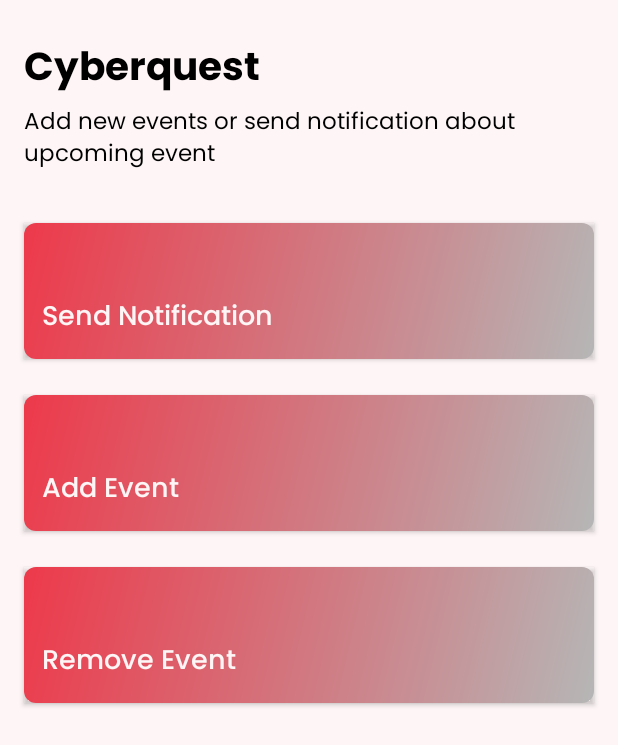
After one commit to 334Dev/LiteLo, an Android app: the AdminActivity screen opened directly, with no data from a screen before it, on a phone screen of 412 x 824 dp. The commit adds this screen. Shown: the top 745 px of the screen. Run offline under Robolectric (Android 15) with nearby library versions, the phone set to English and light mode, and no system bars; our stand-ins replace Volley, sdp/ssp sizes.

Commit message:
Admin activity added

```diff
--- a/app/build.gradle
+++ b/app/build.gradle
@@ -66,6 +66,7 @@ dependencies {
     implementation 'androidx.lifecycle:lifecycle-viewmodel-ktx:2.2.0'
     implementation 'com.google.firebase:firebase-dynamic-links:19.1.1'
     implementation 'com.google.firebase:firebase-core:17.2.0'
+    implementation 'com.android.volley:volley:1.2.0'
 
     testImplementation 'junit:junit:4.12'
     implementation 'com.hbb20:ccp:2.4.0'
--- /dev/null
+++ b/app/src/main/res/layout/activity_admin.xml
@@ -0,0 +1,135 @@
+<?xml version="1.0" encoding="utf-8"?>
+<androidx.constraintlayout.widget.ConstraintLayout xmlns:android="http://schemas.android.com/apk/res/android"
+    xmlns:app="http://schemas.android.com/apk/res-auto"
+    xmlns:tools="http://schemas.android.com/tools"
+    android:layout_width="match_parent"
+    android:layout_height="match_parent"
+    tools:context=".AdminActivity">
+
+    <TextView
+        android:id="@+id/textView17"
+        android:layout_width="wrap_content"
+        android:layout_height="wrap_content"
+        android:layout_marginStart="16dp"
+        android:layout_marginTop="24dp"
+        android:fontFamily="@font/poppinsbold"
+        android:text="Cyberquest"
+        android:textColor="@color/Text"
+        android:textSize="@dimen/_20ssp"
+        app:layout_constraintStart_toStartOf="parent"
+        app:layout_constraintTop_toTopOf="parent" />
+
+    <TextView
+        android:id="@+id/textView21"
+        android:layout_width="0dp"
+        android:layout_height="wrap_content"
+        android:layout_marginStart="16dp"
+        android:layout_marginEnd="16dp"
+        android:fontFamily="@font/poppinsregular"
+        android:text="Add new events or send notification about upcoming event"
+        android:textColor="@color/Text"
+        android:textSize="@dimen/_12ssp"
+        app:layout_constraintEnd_toEndOf="parent"
+        app:layout_constraintStart_toStartOf="parent"
+        app:layout_constraintTop_toBottomOf="@+id/textView17" />
+
+    <androidx.cardview.widget.CardView
+        android:id="@+id/addEvent"
+        android:layout_width="match_parent"
+        android:layout_height="wrap_content"
+        android:layout_marginStart="16dp"
+        android:layout_marginTop="24dp"
+        android:layout_marginEnd="16dp"
+        app:cardBackgroundColor="#00FFFFFF"
+        app:layout_constraintEnd_toEndOf="parent"
+        app:layout_constraintStart_toStartOf="parent"
+        app:layout_constraintTop_toBottomOf="@+id/sendNotification">
+
+        <LinearLayout
+            android:layout_width="match_parent"
+            android:layout_height="match_parent"
+            android:background="@drawable/gradient_box_filled"
+            android:orientation="vertical"
+            android:paddingStart="12dp"
+            android:paddingTop="48dp"
+            android:paddingBottom="12dp">
+
+            <TextView
+                android:id="@+id/addEventCard"
+                android:layout_width="match_parent"
+                android:layout_height="wrap_content"
+                android:fontFamily="@font/poppinsmedium"
+                android:text="Add Event"
+                android:textColor="@color/White"
+                android:textSize="@dimen/_14ssp" />
+        </LinearLayout>
+    </androidx.cardview.widget.CardView>
+
+    <androidx.cardview.widget.CardView
+        android:id="@+id/sendNotification"
+        android:layout_width="match_parent"
+        android:layout_height="wrap_content"
+        android:layout_marginStart="16dp"
+        android:layout_marginTop="32dp"
+        android:layout_marginEnd="16dp"
+        app:cardBackgroundColor="#00FFFFFF"
+        app:layout_constraintEnd_toEndOf="parent"
+        app:layout_constraintStart_toStartOf="parent"
+        app:layout_constraintTop_toBottomOf="@+id/textView21">
+
+        <LinearLayout
+            android:layout_width="match_parent"
+            android:layout_height="match_parent"
+            android:background="@drawable/gradient_box_filled"
+            android:orientation="vertical"
+            android:paddingStart="12dp"
+            android:paddingTop="48dp"
+            android:paddingBottom="12dp">
+
+            <TextView
+                android:id="@+id/sendNotificationCard"
+                android:layout_width="match_parent"
+                android:layout_height="wrap_content"
+                android:fontFamily="@font/poppinsmedium"
+                android:text="Send Notification"
+                android:textColor="@color/White"
+                android:textSize="@dimen/_14ssp" />
+        </LinearLayout>
+
+    </androidx.cardview.widget.CardView>
+
+
+    <androidx.cardview.widget.CardView
+        android:id="@+id/removeEvent"
+        android:layout_width="match_parent"
+        android:layout_height="wrap_content"
+        android:layout_marginStart="16dp"
+        android:layout_marginTop="24dp"
+        android:layout_marginEnd="16dp"
+        app:cardBackgroundColor="#00FFFFFF"
+        app:layout_constraintEnd_toEndOf="parent"
+        app:layout_constraintStart_toStartOf="parent"
+        app:layout_constraintTop_toBottomOf="@+id/addEvent">
+
+        <LinearLayout
+            android:layout_width="match_parent"
+            android:layout_height="match_parent"
+            android:background="@drawable/gradient_box_filled"
+            android:orientation="vertical"
+            android:paddingStart="12dp"
+            android:paddingTop="48dp"
+            android:paddingBottom="12dp">
+
+            <TextView
+                android:id="@+id/removeEventCard"
+                android:layout_width="match_parent"
+                android:layout_height="wrap_content"
+                android:fontFamily="@font/poppinsmedium"
+                android:text="Remove Event"
+                android:textColor="@color/White"
+                android:textSize="@dimen/_14ssp" />
+        </LinearLayout>
+
+    </androidx.cardview.widget.CardView>
+
+</androidx.constraintlayout.widget.ConstraintLayout>
--- a/app/src/main/res/layout/activity_user_feedback.xml
+++ b/app/src/main/res/layout/activity_user_feedback.xml
@@ -81,7 +81,7 @@
         android:layout_width="0dp"
         android:layout_height="248dp"
         android:layout_marginStart="16dp"
-        android:layout_marginTop="24dp"
+        android:layout_marginTop="16dp"
         android:layout_marginEnd="16dp"
         android:background="@drawable/primary_outline_textbox"
         android:ems="10"
@@ -97,6 +97,7 @@
         android:textColorHint="@color/Hint"
         android:textSize="16sp"
         app:layout_constraintEnd_toEndOf="parent"
+        app:layout_constraintHorizontal_bias="0.0"
         app:layout_constraintStart_toStartOf="parent"
         app:layout_constraintTop_toBottomOf="@+id/subjectText" />
 
```
Also changed, not shown: app/src/main/AndroidManifest.xml (+6 -3 lines), app/src/main/java/com/dev334/litelo/AdminActivity.java (added, +165 -0 lines), app/src/main/res/drawable/ic_baseline_admin_panel_settings_24.xml (added, +13 -0 lines), app/src/main/res/drawable/ic_baseline_close_24.xml (added, +10 -0 lines), app/src/main/res/layout/dialog_add_event.xml (added, +306 -0 lines), app/src/main/res/layout/dialog_send_notification.xml (added, +78 -0 lines), app/src/main/res/layout/fragment_settings.xml (+26 -0 lines).
